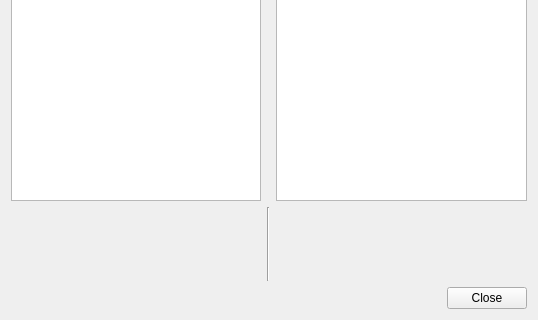
First picture: the form in search/ui/list_items.ui, repository Giswater/giswater_qgis_plugin, before the edit; both pictures show x 0 to 538 and y 408 to 728 of the 538 by 728 pixel window.
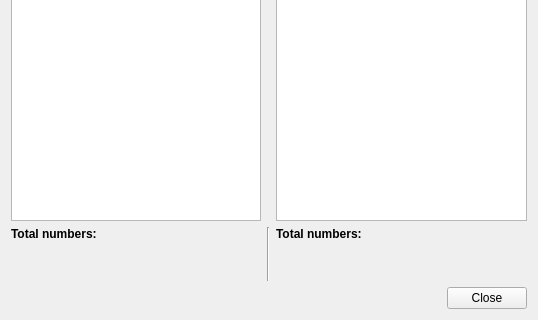
Second picture: the form after the edit.

Commit message: #490 Remove number of gullys for ud project

Diff of the .ui file:
```diff
--- a/search/ui/list_items.ui
+++ b/search/ui/list_items.ui
@@ -54,53 +54,50 @@
       <number>0</number>
      </property>
      <item row="6" column="0">
-      <layout class="QGridLayout" name="gridLayout_5">
-       <property name="topMargin">
-        <number>0</number>
-       </property>
-       <item row="1" column="1">
-        <widget class="QLabel" name="lbl_total_element">
+      <layout class="QGridLayout" name="gridLayout_7">
+       <item row="0" column="0">
+        <widget class="QLabel" name="label_2">
          <property name="text">
-          <string/>
+          <string>&lt;html&gt;&lt;head/&gt;&lt;body&gt;&lt;p&gt;&lt;span style=&quot; font-weight:600;&quot;&gt;Total numbers:&lt;/span&gt;&lt;/p&gt;&lt;/body&gt;&lt;/html&gt;</string>
          </property>
         </widget>
        </item>
-       <item row="2" column="0">
+       <item row="1" column="2">
         <widget class="QLabel" name="lbl_total_gully">
          <property name="text">
           <string/>
          </property>
         </widget>
        </item>
-       <item row="1" column="0">
-        <widget class="QLabel" name="lbl_total_node">
-         <property name="text">
-          <string/>
-         </property>
-        </widget>
-       </item>
-       <item row="2" column="1">
-        <widget class="QLabel" name="label_21">
-         <property name="text">
-          <string/>
-         </property>
-        </widget>
-       </item>
-       <item row="0" column="1">
+       <item row="1" column="1">
         <widget class="QLabel" name="lbl_total_connec">
          <property name="text">
           <string/>
          </property>
         </widget>
        </item>
-       <item row="0" column="0">
+       <item row="2" column="0">
+        <widget class="QLabel" name="lbl_total_node">
+         <property name="text">
+          <string/>
+         </property>
+        </widget>
+       </item>
+       <item row="2" column="1">
+        <widget class="QLabel" name="lbl_total_element">
+         <property name="text">
+          <string/>
+         </property>
+        </widget>
+       </item>
+       <item row="1" column="0">
         <widget class="QLabel" name="lbl_total_arc">
          <property name="text">
           <string/>
          </property>
         </widget>
        </item>
-       <item row="3" column="0">
+       <item row="2" column="2">
         <widget class="QLabel" name="lbl_length">
          <property name="text">
           <string/>
@@ -171,54 +168,54 @@
      <item row="6" column="2">
       <layout class="QGridLayout" name="gridLayout_4">
        <item row="1" column="1">
-        <widget class="QLabel" name="lbl_total_element_end">
+        <widget class="QLabel" name="lbl_total_connec_end">
          <property name="text">
           <string/>
          </property>
         </widget>
        </item>
-       <item row="2" column="1">
-        <widget class="QLabel" name="label_9">
-         <property name="text">
-          <string/>
-         </property>
-        </widget>
-       </item>
-       <item row="0" column="0">
+       <item row="1" column="0">
         <widget class="QLabel" name="lbl_total_arc_end">
          <property name="text">
           <string/>
          </property>
         </widget>
        </item>
-       <item row="1" column="0">
+       <item row="2" column="0">
         <widget class="QLabel" name="lbl_total_node_end">
          <property name="text">
           <string/>
          </property>
         </widget>
        </item>
-       <item row="2" column="0">
+       <item row="1" column="2">
         <widget class="QLabel" name="lbl_total_gully_end">
          <property name="text">
           <string/>
          </property>
         </widget>
        </item>
-       <item row="3" column="0">
+       <item row="2" column="1">
+        <widget class="QLabel" name="lbl_total_element_end">
+         <property name="text">
+          <string/>
+         </property>
+        </widget>
+       </item>
+       <item row="0" column="0">
+        <widget class="QLabel" name="label_6">
+         <property name="text">
+          <string>&lt;html&gt;&lt;head/&gt;&lt;body&gt;&lt;p&gt;&lt;span style=&quot; font-weight:600;&quot;&gt;Total numbers:&lt;/span&gt;&lt;/p&gt;&lt;/body&gt;&lt;/html&gt;</string>
+         </property>
+        </widget>
+       </item>
+       <item row="2" column="2">
         <widget class="QLabel" name="lbl_length_end">
          <property name="text">
           <string/>
          </property>
         </widget>
        </item>
-       <item row="0" column="1">
-        <widget class="QLabel" name="lbl_total_connec_end">
-         <property name="text">
-          <string/>
-         </property>
-        </widget>
-       </item>
       </layout>
      </item>
     </layout>
```
Left out of the diff: 2 changed lines with no effect on the pictures. The commit also changes 1 other file.
